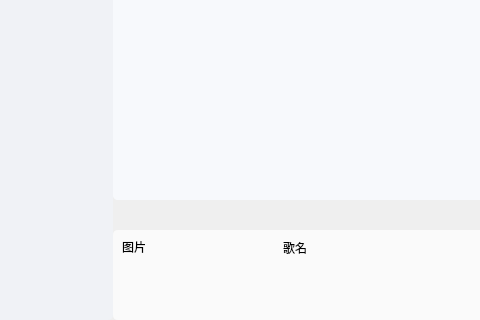
amikellt911/music_app, file client/src/ui/client.ui: the form before one commit; both pictures show x 87 to 567 and y 390 to 710 of the 1040 by 710 pixel window.
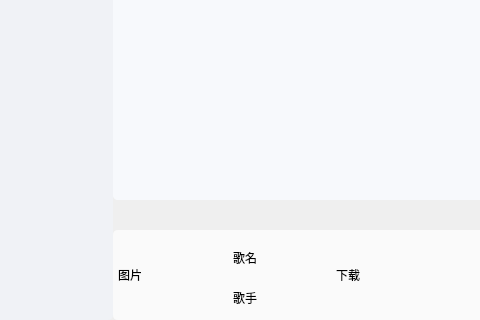
The form after the commit. Icons and pictures are not drawn. Custom widgets are drawn as their Qt base class.

```diff
--- a/client/src/ui/client.ui
+++ b/client/src/ui/client.ui
@@ -761,12 +761,30 @@
                  <widget class="QLabel" name="musicCover">
                   <property name="geometry">
                    <rect>
-                    <x>9</x>
-                    <y>9</y>
-                    <width>30</width>
-                    <height>16</height>
+                    <x>5</x>
+                    <y>5</y>
+                    <width>80</width>
+                    <height>80</height>
                    </rect>
                   </property>
+                  <property name="sizePolicy">
+                   <sizepolicy hsizetype="Fixed" vsizetype="Fixed">
+                    <horstretch>0</horstretch>
+                    <verstretch>0</verstretch>
+                   </sizepolicy>
+                  </property>
+                  <property name="minimumSize">
+                   <size>
+                    <width>80</width>
+                    <height>80</height>
+                   </size>
+                  </property>
+                  <property name="maximumSize">
+                   <size>
+                    <width>80</width>
+                    <height>80</height>
+                   </size>
+                  </property>
                   <property name="text">
                    <string>图片</string>
                   </property>
@@ -774,8 +792,8 @@
                  <widget class="QLabel" name="musicName">
                   <property name="geometry">
                    <rect>
-                    <x>170</x>
-                    <y>10</y>
+                    <x>120</x>
+                    <y>20</y>
                     <width>30</width>
                     <height>16</height>
                    </rect>
@@ -787,8 +805,8 @@
                  <widget class="QPushButton" name="download">
                   <property name="geometry">
                    <rect>
-                    <x>170</x>
-                    <y>50</y>
+                    <x>220</x>
+                    <y>30</y>
                     <width>30</width>
                     <height>30</height>
                    </rect>
@@ -806,7 +824,20 @@
                    </size>
                   </property>
                   <property name="text">
-                   <string/>
+                   <string>下载</string>
+                  </property>
+                 </widget>
+                 <widget class="QLabel" name="musicAuthor">
+                  <property name="geometry">
+                   <rect>
+                    <x>120</x>
+                    <y>60</y>
+                    <width>30</width>
+                    <height>16</height>
+                   </rect>
+                  </property>
+                  <property name="text">
+                   <string>歌手</string>
                   </property>
                  </widget>
                 </widget>
```
